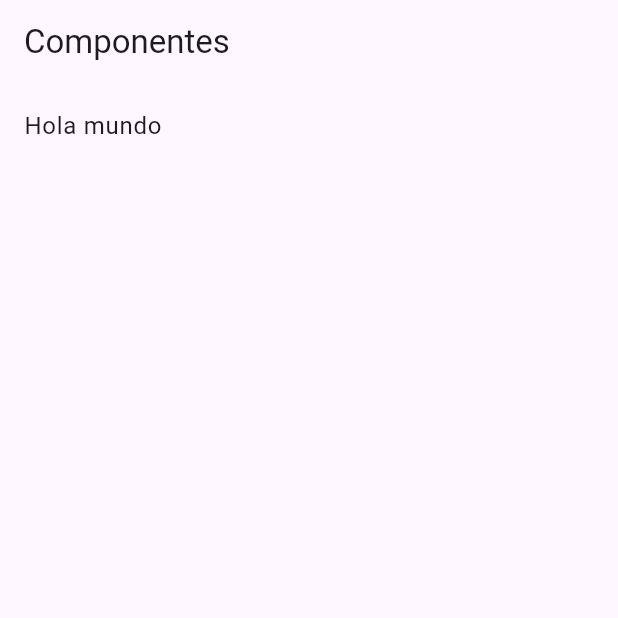
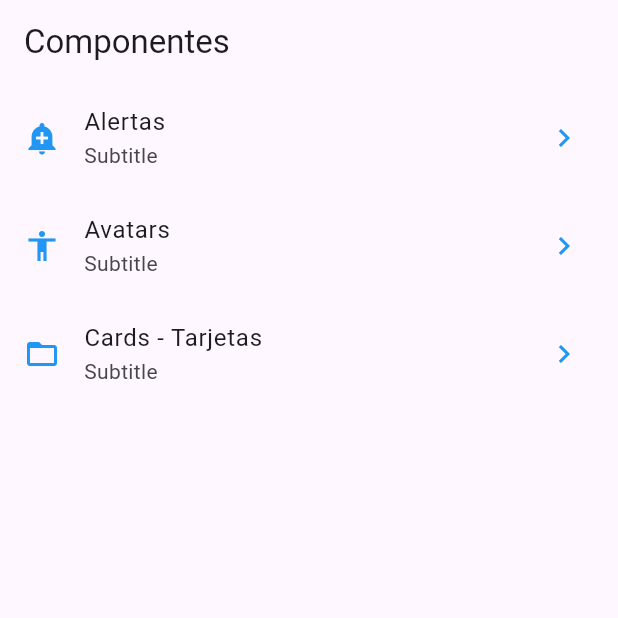
Before and after one commit to MilthonB/Flutter-Basico, a Flutter app: the screen it shows after launch, on a phone screen of 412 x 824 dp, the top half of it. Run offline on Flutter 3.47's test engine with Material 3 defaults, Android fonts, the phone set to English and light mode, and no system bars.

Commit message:
navegar entre paginas

```diff
--- a/componentes/lib/src/pages/home_page.dart
+++ b/componentes/lib/src/pages/home_page.dart
@@ -1,4 +1,8 @@
+// ignore_for_file: prefer_const_constructors
+
+import 'package:componentes/src/pages/alert_page.dart';
 import 'package:componentes/src/providers/menu_provider.dart';
+import 'package:componentes/src/utils/icon_string_utils.dart';
 import 'package:flutter/material.dart';
 
 
@@ -15,18 +19,53 @@ class HomePage extends StatelessWidget {
 
   Widget _list() {
 
-    menuProvider.cargarData();
-    return ListView(
-      children: _listItems(),
-    );
+    //print(menuProvider.opciones);
+
+      List<Widget> ll = <Widget>[];
+
+    return FutureBuilder(
+        future: menuProvider.cargarData(),
+        initialData: [],
+        builder:(BuildContext context, AsyncSnapshot snapshot){
+
+          //_listItems(snapshot.data);
+          return ListView(children: _listItems(snapshot.data, context),);
+        });
+
+
+
 
   }
 
-  List<Widget> _listItems() {
+  List<Widget> _listItems(List<dynamic> data, BuildContext context) {
 
-    return [
-      ListTile(title: Text('Hola mundo'),)
-    ];
+
+    List<Widget> listWid = <Widget>[];
+
+    data.forEach((data) {
+
+      final tempWidget = Column(
+          children: [
+            ListTile(
+              title: Text(data['texto']),
+              subtitle: (Text('Subtitle')),
+              leading: getIcon(data['icon']),
+              trailing: Icon(Icons.keyboard_arrow_right, color: Colors.blue,),
+              onTap: (){
+                final route = MaterialPageRoute(
+                  builder: (context,){
+                    return AlertPage();
+                  });
+                Navigator.push(context, route);
+              },
+            ),
+          ],
+        );
+
+        listWid.add(tempWidget);
+
+    });
+    return listWid;
 
   }
 }
--- /dev/null
+++ b/componentes/lib/src/utils/icon_string_utils.dart
@@ -0,0 +1,15 @@
+import 'package:flutter/material.dart';
+
+
+final _Icon = <String, IconData>{
+  'add_alert'    : Icons.add_alert,
+  'accessibility': Icons.accessibility,
+  'folder_open'  : Icons.folder_open
+};
+
+
+Icon getIcon(String nameIcon){
+
+  return Icon(_Icon[nameIcon], color: Colors.blue,);
+
+}
```
Also changed, not shown: componentes/lib/src/pages/alert_page.dart (added, +19 -0 lines), componentes/lib/src/pages/avatar_page.dart (added, +15 -0 lines), componentes/lib/src/providers/menu_provider.dart (+8 -5 lines).
